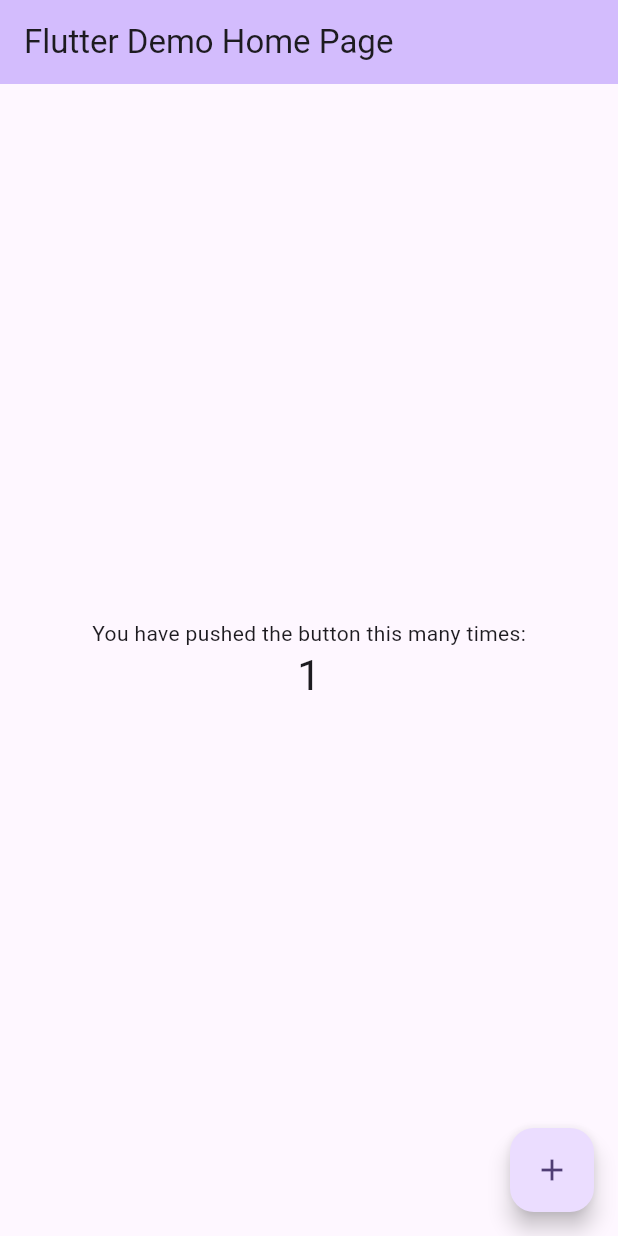
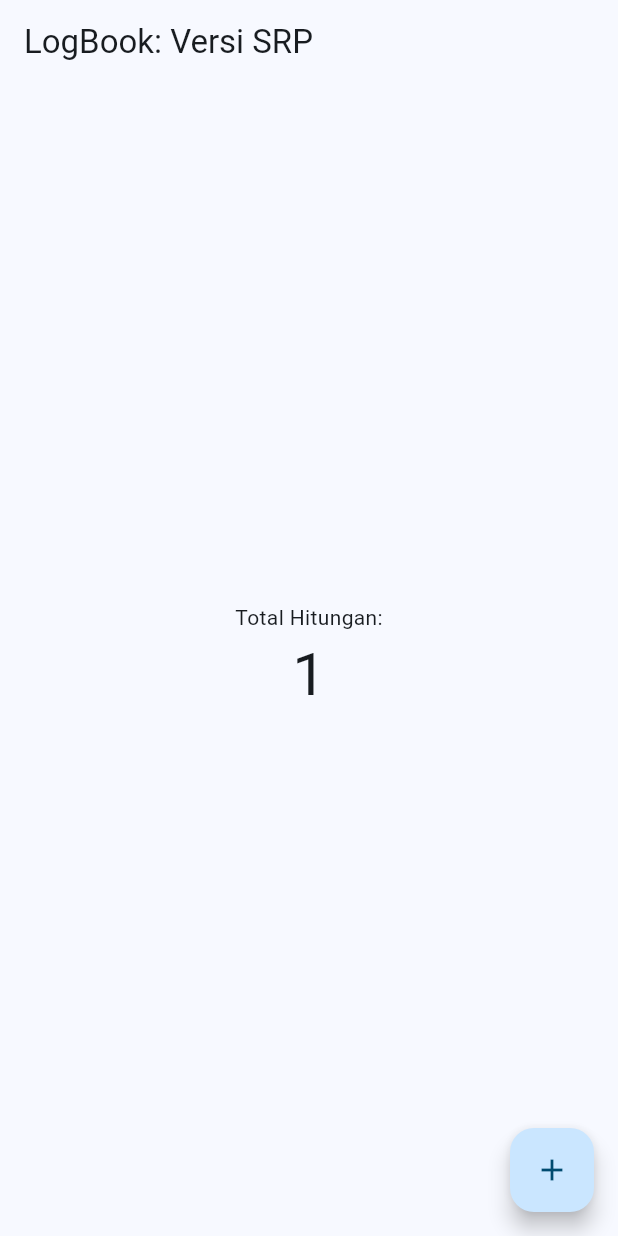
Before and after one commit to MaulIshak/logbook-app, a Flutter app: the screen it shows after launch, after a tap on the "add" icon, on a phone screen of 412 x 824 dp. Run offline on Flutter 3.47's test engine with Material 3 defaults, Android fonts, the phone set to English and light mode, and no system bars.

Commit message:
Add controller and view for counter

```diff
--- /dev/null
+++ b/lib/counter_controller.dart
@@ -0,0 +1,10 @@
+class CounterController {
+  int _counter = 0; // Private
+
+  int get value => _counter; // Getter
+
+
+  void increment() => _counter++;
+  void decrement() { if (_counter > 0) _counter--; }
+  void reset() => _counter = 0;
+}
--- /dev/null
+++ b/lib/counter_view.dart
@@ -0,0 +1,35 @@
+import 'package:flutter/material.dart';
+import 'counter_controller.dart';
+
+
+class CounterView extends StatefulWidget {
+  const CounterView({super.key});
+  @override
+  State<CounterView> createState() => _CounterViewState();
+}
+
+
+class _CounterViewState extends State<CounterView> {
+  final CounterController _controller = CounterController();
+
+
+  @override
+  Widget build(BuildContext context) {
+    return Scaffold(
+      appBar: AppBar(title: const Text("LogBook: Versi SRP")),
+      body: Center(
+        child: Column(
+          mainAxisAlignment: MainAxisAlignment.center,
+          children: [
+            const Text("Total Hitungan:"),
+            Text('${_controller.value}', style: const TextStyle(fontSize: 40)),
+          ],
+        ),
+      ),
+      floatingActionButton: FloatingActionButton(
+        onPressed: () => setState(() => _controller.increment()),
+        child: const Icon(Icons.add),
+      ),
+    );
+  }
+}
--- a/lib/main.dart
+++ b/lib/main.dart
@@ -1,4 +1,5 @@
 import 'package:flutter/material.dart';
+import 'package:my_logbook_app/counter_view.dart';
 
 void main() {
   runApp(const MyApp());
@@ -13,110 +14,9 @@ class MyApp extends StatelessWidget {
     return MaterialApp(
       title: 'Flutter Demo',
       theme: ThemeData(
-        // This is the theme of your application.
-        //
-        // TRY THIS: Try running your application with "flutter run". You'll see
-        // the application has a purple toolbar. Then, without quitting the app,
-        // try changing the seedColor in the colorScheme below to Colors.green
-        // and then invoke "hot reload" (save your changes or press the "hot
-        // reload" button in a Flutter-supported IDE, or press "r" if you used
-        // the command line to start the app).
-        //
-        // Notice that the counter didn't reset back to zero; the application
-        // state is not lost during the reload. To reset the state, use hot
-        // restart instead.
-        //
-        // This works for code too, not just values: Most code changes can be
-        // tested with just a hot reload.
-        colorScheme: .fromSeed(seedColor: Colors.deepPurple),
+        colorScheme: .fromSeed(seedColor: Colors.lightBlue),
       ),
-      home: const MyHomePage(title: 'Flutter Demo Home Page'),
+      home: const CounterView(),
     );
   }
 }
-
-class MyHomePage extends StatefulWidget {
-  const MyHomePage({super.key, required this.title});
-
-  // This widget is the home page of your application. It is stateful, meaning
-  // that it has a State object (defined below) that contains fields that affect
-  // how it looks.
-
-  // This class is the configuration for the state. It holds the values (in this
-  // case the title) provided by the parent (in this case the App widget) and
-  // used by the build method of the State. Fields in a Widget subclass are
-  // always marked "final".
-
-  final String title;
-
-  @override
-  State<MyHomePage> createState() => _MyHomePageState();
-}
-
-class _MyHomePageState extends State<MyHomePage> {
-  int _counter = 0;
-
-  void _incrementCounter() {
-    setState(() {
-      // This call to setState tells the Flutter framework that something has
-      // changed in this State, which causes it to rerun the build method below
-      // so that the display can reflect the updated values. If we changed
-      // _counter without calling setState(), then the build method would not be
-      // called again, and so nothing would appear to happen.
-      _counter++;
-    });
-  }
-
-  @override
-  Widget build(BuildContext context) {
-    // This method is rerun every time setState is called, for instance as done
-    // by the _incrementCounter method above.
-    //
-    // The Flutter framework has been optimized to make rerunning build methods
-    // fast, so that you can just rebuild anything that needs updating rather
-    // than having to individually change instances of widgets.
-    return Scaffold(
-      appBar: AppBar(
-        // TRY THIS: Try changing the color here to a specific color (to
-        // Colors.amber, perhaps?) and trigger a hot reload to see the AppBar
-        // change color while the other colors stay the same.
-        backgroundColor: Theme.of(context).colorScheme.inversePrimary,
-        // Here we take the value from the MyHomePage object that was created by
-        // the App.build method, and use it to set our appbar title.
-        title: Text(widget.title),
-      ),
-      body: Center(
-        // Center is a layout widget. It takes a single child and positions it
-        // in the middle of the parent.
-        child: Column(
-          // Column is also a layout widget. It takes a list of children and
-          // arranges them vertically. By default, it sizes itself to fit its
-          // children horizontally, and tries to be as tall as its parent.
-          //
-          // Column has various properties to control how it sizes itself and
-          // how it positions its children. Here we use mainAxisAlignment to
-          // center the children vertically; the main axis here is the vertical
-          // axis because Columns are vertical (the cross axis would be
-          // horizontal).
-          //
-          // TRY THIS: Invoke "debug painting" (choose the "Toggle Debug Paint"
-          // action in the IDE, or press "p" in the console), to see the
-          // wireframe for each widget.
-          mainAxisAlignment: .center,
-          children: [
-            const Text('You have pushed the button this many times:'),
-            Text(
-              '$_counter',
-              style: Theme.of(context).textTheme.headlineMedium,
-            ),
-          ],
-        ),
-      ),
-      floatingActionButton: FloatingActionButton(
-        onPressed: _incrementCounter,
-        tooltip: 'Increment',
-        child: const Icon(Icons.add),
-      ),
-    );
-  }
-}
```
